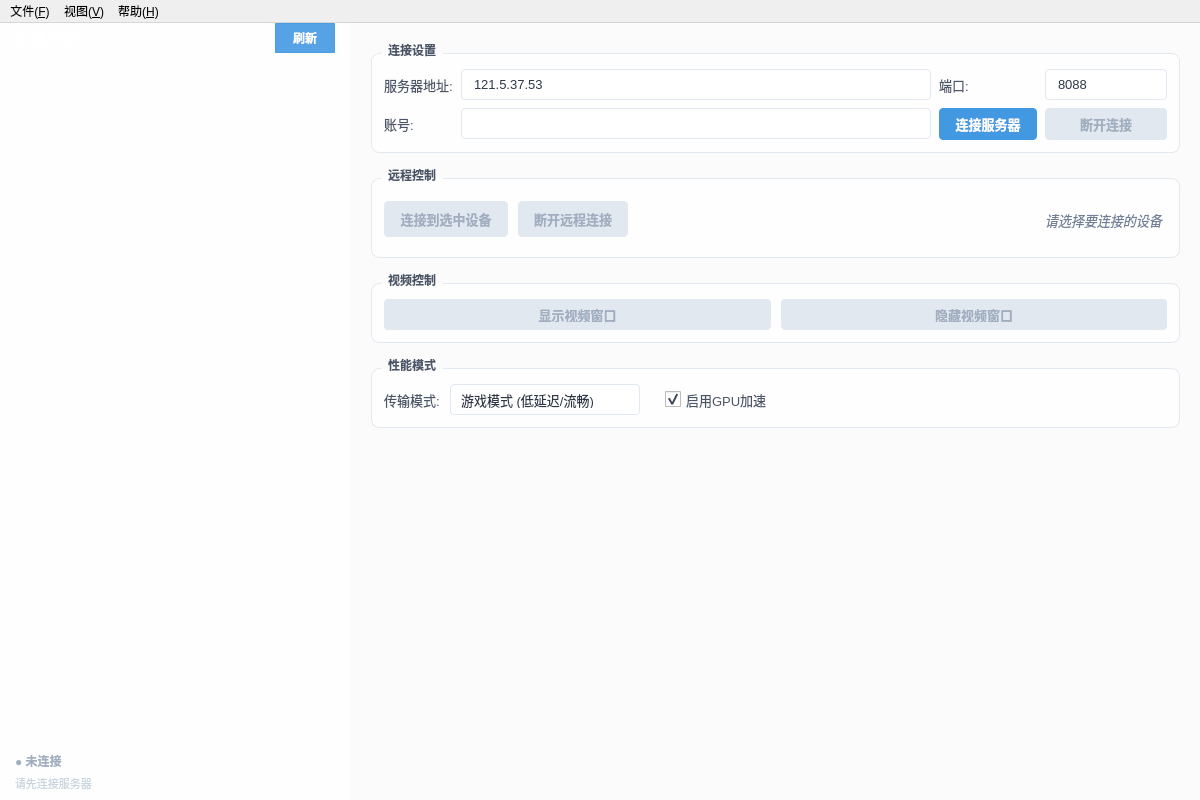
HopeTiga/HopeDesk, file WebRTCRemoteMaster/mainwindow.ui: the form before one commit.
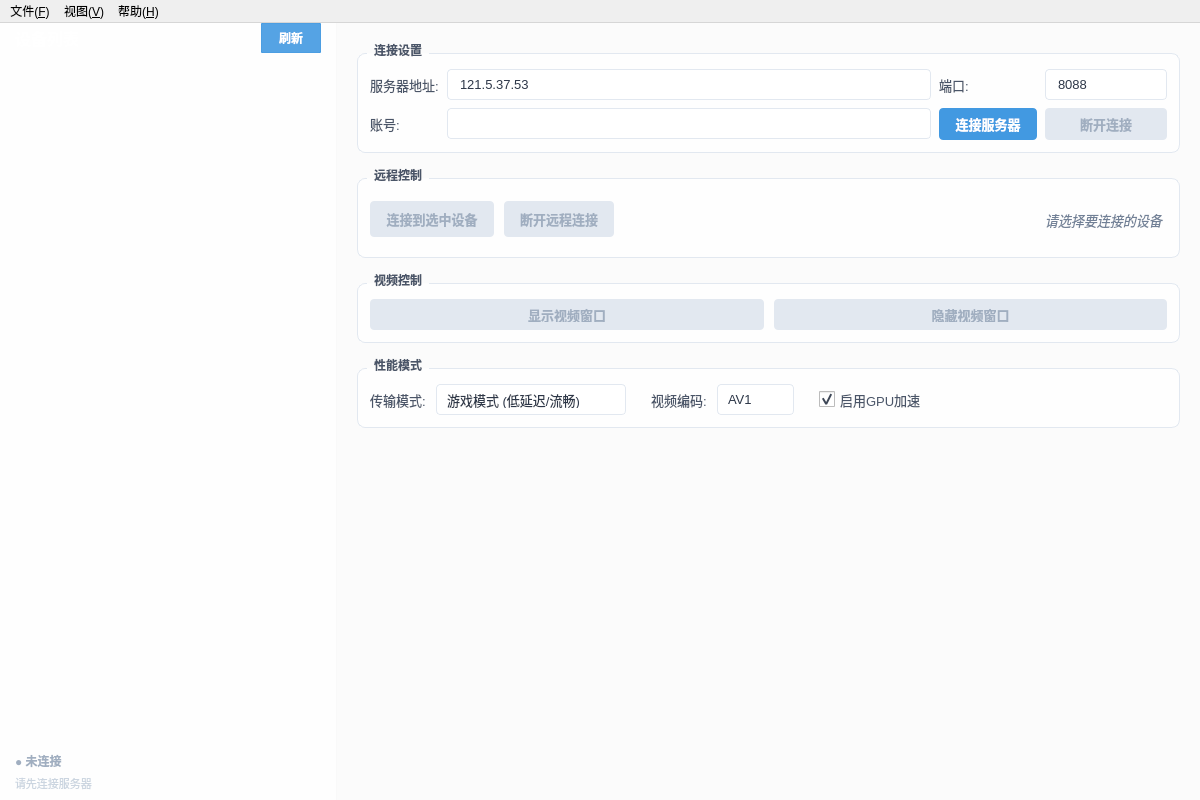
The form after the commit.

The edit to the form file:
```diff
--- a/WebRTCRemoteMaster/mainwindow.ui
+++ b/WebRTCRemoteMaster/mainwindow.ui
@@ -813,6 +813,91 @@
              </property>
             </spacer>
            </item>
+           <item>
+            <widget class="QLabel" name="codecLabel">
+             <property name="styleSheet">
+              <string notr="true">font-size: 13px; color: #4A5568;</string>
+             </property>
+             <property name="text">
+              <string>视频编码:</string>
+             </property>
+            </widget>
+           </item>
+           <item>
+            <widget class="QComboBox" name="codecComboBox">
+             <property name="styleSheet">
+              <string notr="true">QComboBox {
+    background-color: rgba(255,255,255,0.85);
+    border: 1px solid #E2E8F0;
+    border-radius: 4px;
+    padding: 6px 10px;
+    font-size: 13px;
+    color: #2D3748;
+}
+QComboBox:focus {
+    border-color: #4299E1;
+}
+QComboBox:hover {
+    border-color: #CBD5E0;
+}
+QComboBox::drop-down {
+    border: none;
+    width: 20px;
+}
+QComboBox::down-arrow {
+    width: 12px;
+    height: 12px;
+    border: none;
+    image: none;
+    background: transparent;
+}</string>
+             </property>
+             <property name="currentIndex">
+              <number>4</number>
+             </property>
+             <item>
+              <property name="text">
+               <string>VP8</string>
+              </property>
+             </item>
+             <item>
+              <property name="text">
+               <string>VP9</string>
+              </property>
+             </item>
+             <item>
+              <property name="text">
+               <string>H.264</string>
+              </property>
+             </item>
+             <item>
+              <property name="text">
+               <string>H.265</string>
+              </property>
+             </item>
+             <item>
+              <property name="text">
+               <string>AV1</string>
+              </property>
+             </item>
+            </widget>
+           </item>
+           <item>
+            <spacer name="horizontalSpacer_gap_2">
+             <property name="orientation">
+              <enum>Qt::Orientation::Horizontal</enum>
+             </property>
+             <property name="sizeType">
+              <enum>QSizePolicy::Policy::Fixed</enum>
+             </property>
+             <property name="sizeHint" stdset="0">
+              <size>
+               <width>15</width>
+               <height>20</height>
+              </size>
+             </property>
+            </spacer>
+           </item>
            <item>
             <widget class="QCheckBox" name="gpuCheckBox">
              <property name="styleSheet">
```
